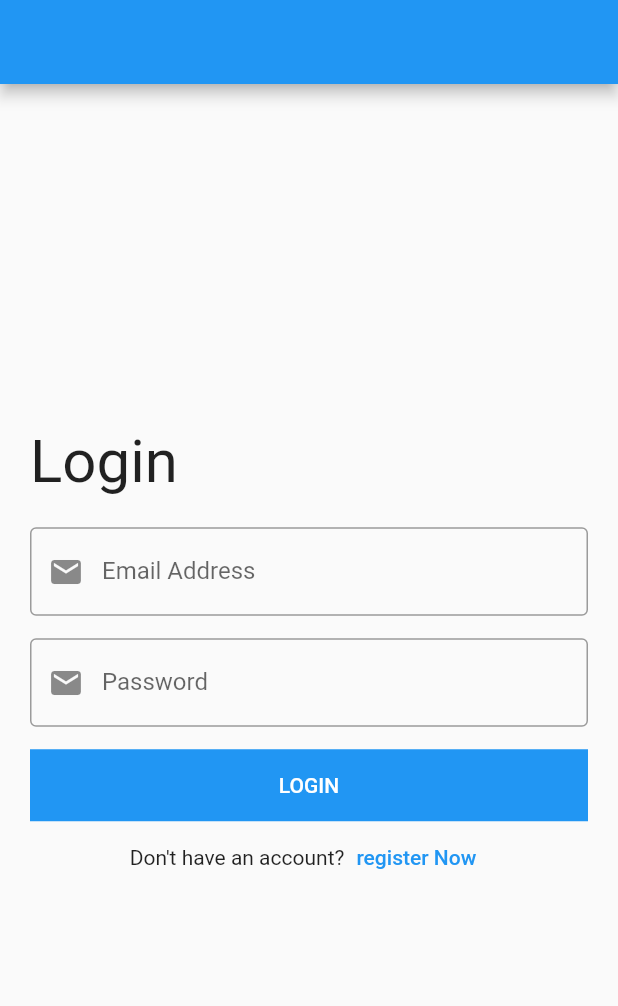
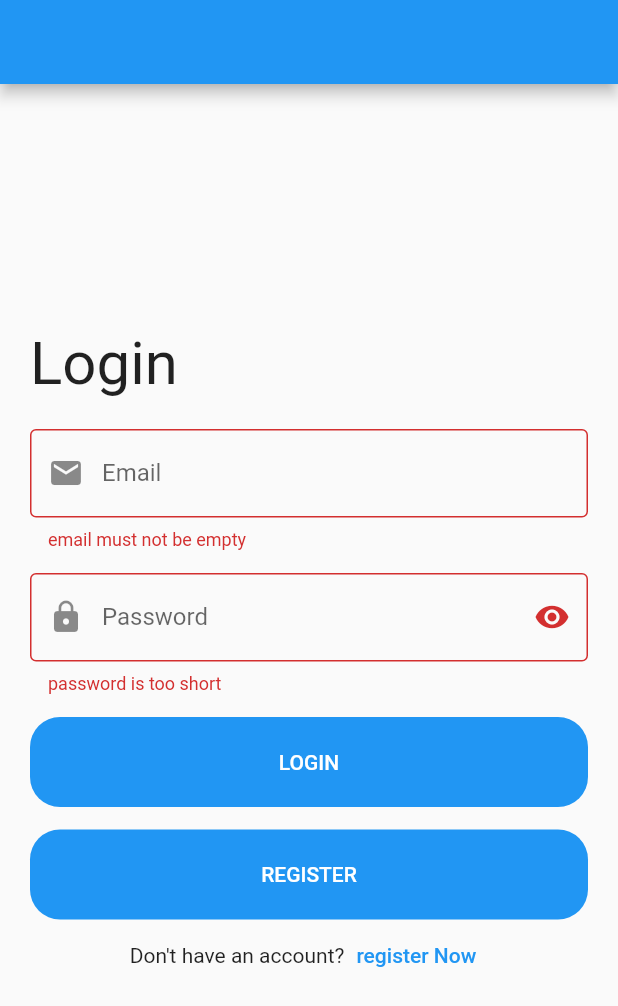
Before and after one commit to saramahmoud5005/Flutter-App-Udemy, a Flutter app: the screen it shows after launch, after a tap on "LOGIN", on a phone screen of 412 x 824 dp. Shown: the top 1006 px of the screen. Run offline on Flutter 3.47's test engine with Material 2 defaults, Android fonts, the phone set to English and light mode, and no system bars.

```diff
--- a/lib/login_screen.dart
+++ /dev/null
@@ -1,86 +0,0 @@
-import 'package:flutter/cupertino.dart';
-import 'package:flutter/material.dart';
-
-class LoginScreen extends StatelessWidget{
-
-  var emailController = TextEditingController();
-  var passwordController = TextEditingController();
-
-  @override
-  Widget build(BuildContext context) {
-    return Scaffold(
-      appBar: AppBar(),
-      body: Padding(
-        padding: const EdgeInsets.all(20.0),
-        child: Column(
-          crossAxisAlignment: CrossAxisAlignment.start,
-          mainAxisAlignment: MainAxisAlignment.center,
-          children: [
-            Text(
-              'Login',
-              style: TextStyle(
-                fontSize: 40.0,
-              ),
-            ),
-            SizedBox(
-              height: 20.0,
-            ),
-            TextFormField(
-              controller: emailController,
-              keyboardType: TextInputType.emailAddress,
-              decoration: InputDecoration(
-                labelText: 'Email Address',
-                border: OutlineInputBorder(),
-                prefixIcon: Icon(Icons.email),
-              ),
-            ),
-            SizedBox(
-              height: 15.0,
-            ),
-            TextFormField(
-              controller: passwordController,
-              keyboardType: TextInputType.visiblePassword,
-              obscureText: true,
-              decoration: InputDecoration(
-                labelText: 'Password',
-                border: OutlineInputBorder(),
-                prefixIcon: Icon(Icons.email),
-              ),
-            ),
-            SizedBox(
-              height: 15.0,
-            ),
-            Container(
-              width: double.infinity,
-              color: Colors.blue,
-              child: MaterialButton(
-                onPressed: ()
-                {
-                  print(emailController.text);
-                  print(passwordController.text);
-                },
-              child: Text(
-                'LOGIN',
-                style: TextStyle(
-                  color: Colors.white,
-                ),
-              ),
-              ),
-            ),
-            Row(
-              mainAxisAlignment: MainAxisAlignment.center,
-              children: [
-                Text('Don\'t have an account?'),
-                TextButton(
-                    onPressed: (){},
-                    child: Text('register Now'),
-                ),
-              ],
-            ),
-          ],
-        ),
-      ),
-    );
-  }
-
-}
--- a/lib/main.dart
+++ b/lib/main.dart
@@ -1,6 +1,8 @@
 import 'package:flutter/material.dart';
 import 'package:flutter_app/home_screen.dart';
 import 'package:flutter_app/login_screen.dart';
+
+import 'modules/login/login_screen.dart';
 
 void main() {
   runApp(MyApp());
@@ -14,7 +16,7 @@ class MyApp extends StatelessWidget {
   Widget build(BuildContext context) {
     return MaterialApp(
       debugShowCheckedModeBanner: false,
-      home: LoginScreen()
+      home: LoginScreen(),
     );
   }
 }
--- /dev/null
+++ b/lib/modules/login/login_screen.dart
@@ -0,0 +1,133 @@
+import 'package:flutter/cupertino.dart';
+import 'package:flutter/material.dart';
+
+import '../../shared/components/components.dart';
+
+class LoginScreen extends StatefulWidget {
+  const LoginScreen({super.key});
+
+  @override
+  State<LoginScreen> createState() => _LoginScreenState();
+}
+class _LoginScreenState extends State<LoginScreen>{
+
+  var emailController = TextEditingController();
+  var passwordController = TextEditingController();
+  var formKey = GlobalKey<FormState>();
+  bool isPassword = true;
+
+
+  @override
+  Widget build(BuildContext context) {
+    return Scaffold(
+      appBar: AppBar(),
+      body: Padding(
+        padding: const EdgeInsets.all(20.0),
+        child: Center(
+          child: SingleChildScrollView(
+            child: Form(
+              key: formKey,
+              child: Column(
+                crossAxisAlignment: CrossAxisAlignment.start,
+                children: [
+                  Text(
+                    'Login',
+                    style: TextStyle(
+                      fontSize: 40.0,
+                    ),
+                  ),
+                  SizedBox(
+                    height: 20.0,
+                  ),
+                  defaultFormField(
+                    controller: emailController,
+                    label: 'Email',
+                    prefix: Icons.email,
+                    type: TextInputType.emailAddress,
+                    validate: ( value)
+                    {
+                      if(value!.isEmpty)
+                      {
+                        return 'email must not be empty';
+                      }
+
+                      return null;
+                    }, suffixPressed: () {  },
+                  ),
+                  SizedBox(
+                    height: 15.0,
+                  ),
+                  defaultFormField(
+                    controller: passwordController,
+                    label: 'Password',
+                    prefix: Icons.lock,
+                    suffix: isPassword ? Icons.visibility : Icons.visibility_off,
+                    isPassword: isPassword,
+                    suffixPressed: ()
+                    {
+                      setState(()
+                      {
+                        isPassword = !isPassword;
+                      });
+                    },
+                    type: TextInputType.visiblePassword,
+                    validate: ( value)
+                    {
+                      if(value!.isEmpty)
+                      {
+                        return 'password is too short';
+                      }
+
+                      return null;
+                    },
+                  ),
+                  SizedBox(
+                    height: 15.0,
+                  ),
+                  defaultButton(
+                      width: double.infinity,
+                      background: Colors.blue,
+                      function: ()
+                      {
+                        if(formKey.currentState!.validate()){
+                          print(emailController.text);
+                          print(passwordController.text);
+                        }
+                      },
+                      text: 'login',
+                  ),
+                  SizedBox(
+                    height: 15.0,
+                  ),
+                  defaultButton(
+                    width: double.infinity,
+                    background: Colors.blue,
+                    function: ()
+                    {
+                      if(formKey.currentState!.validate()){
+                        print(emailController.text);
+                        print(passwordController.text);
+                      }
+                    },
+                    text: 'register',
+                  ),
+                  Row(
+                    mainAxisAlignment: MainAxisAlignment.center,
+                    children: [
+                      Text('Don\'t have an account?'),
+                      TextButton(
+                          onPressed: (){},
+                          child: Text('register Now'),
+                      ),
+                    ],
+                  ),
+                ],
+              ),
+            ),
+          ),
+        ),
+      ),
+    );
+  }
+
+}
--- /dev/null
+++ b/lib/shared/components/components.dart
@@ -0,0 +1,59 @@
+import 'package:flutter/material.dart';
+
+Widget defaultButton({
+  required double width,
+  required Color background,
+  required Function? function(),
+  required String text,
+}) =>
+    Container(
+      width: width,
+      decoration: BoxDecoration(
+        borderRadius: BorderRadius.circular(
+          20.0,
+        ),
+        color: background,
+      ),
+      child: MaterialButton(
+        onPressed: function,
+        height: 60.0,
+        child: Text(
+          text.toUpperCase(),
+          style: TextStyle(
+            color: Colors.white,
+          ),
+        ),
+      ),
+    );
+
+Widget defaultFormField({
+  required TextEditingController controller,
+  required TextInputType type,
+  bool isPassword = false,
+required String? Function(String?)? validate,
+  required String label,
+  required IconData prefix,
+  IconData? suffix,
+  required Function? suffixPressed(),
+}) =>
+    TextFormField(
+      controller: controller,
+      keyboardType: type,
+      obscureText: isPassword,
+      validator: validate,
+      decoration: InputDecoration(
+        labelText: label,
+        prefixIcon: Icon(
+          prefix,
+        ),
+        suffixIcon: suffix != null
+            ? IconButton(
+                onPressed: suffixPressed,
+                icon: Icon(
+                  suffix,
+                ),
+              )
+            : null,
+        border: OutlineInputBorder(),
+      ),
+    );
```
Also changed, not shown: lib/modules/home/home_screen.dart (renamed from lib/home_screen.dart), lib/shared/network/local.dart (added), lib/shared/network/remote.dart (added), lib/shared/styles/colors.dart (added), lib/shared/styles/styles.dart (added).
